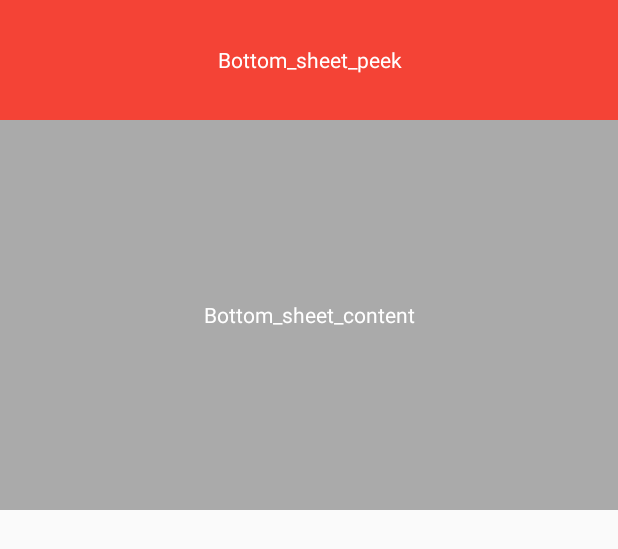
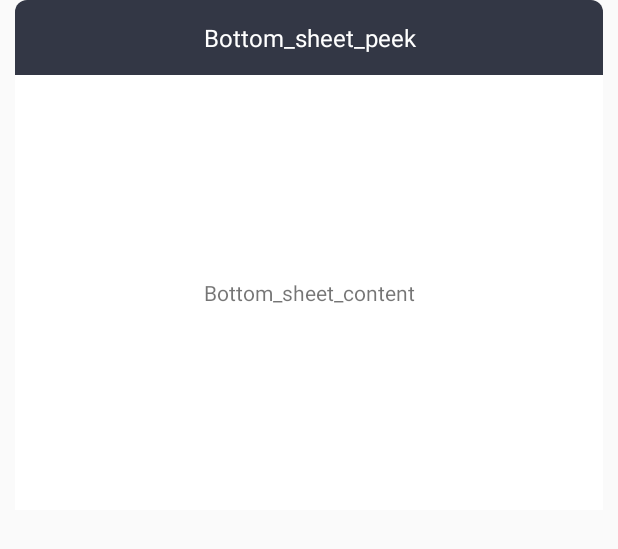
Before and after one commit to satesalovskiy/ImageRecognition, an Android app: the layout bottom_sheet.xml on its own in the app's theme, with its tools: preview values and no code run, on a phone screen of 412 x 824 dp. Shown: the top 549 px of the screen. Run offline under Robolectric (Android 15) with nearby library versions, the phone set to English and light mode, and no system bars.

Commit message:
New design for Bottom Sheet!

```diff
--- /dev/null
+++ b/app/src/main/res/drawable/bottom_sheet_shape.xml
@@ -0,0 +1,7 @@
+<?xml version="1.0" encoding="utf-8"?>
+
+<shape xmlns:android="http://schemas.android.com/apk/res/android" android:shape="rectangle">
+    <solid android:color="@color/colorBlackSplashScreen"/>
+    <corners android:topLeftRadius="8dp"
+        android:topRightRadius="8dp"/>
+</shape>
--- /dev/null
+++ b/app/src/main/res/drawable/list_bottom_sheet_shape.xml
@@ -0,0 +1,7 @@
+<?xml version="1.0" encoding="utf-8"?>
+
+<shape xmlns:android="http://schemas.android.com/apk/res/android" android:shape="rectangle">
+    <solid android:color="@color/colorWhite"/>
+    <corners android:topLeftRadius="8dp"
+        android:topRightRadius="8dp"/>
+</shape>
--- a/app/src/main/res/layout/bottom_sheet.xml
+++ b/app/src/main/res/layout/bottom_sheet.xml
@@ -3,28 +3,30 @@
     android:id="@+id/bottom_sheet"
     android:layout_width="match_parent"
     android:layout_height="340dp"
-    android:background="@android:color/darker_gray"
+    android:background="@drawable/list_bottom_sheet_shape"
     android:orientation="vertical"
     app:behavior_hideable="true"
-    app:behavior_peekHeight="80dp"
+    app:behavior_peekHeight="50dp"
     app:layout_behavior="com.google.android.material.bottomsheet.BottomSheetBehavior"
+    android:layout_marginEnd="10dp"
+    android:layout_marginStart="10dp"
     >
 
     <TextView
         android:id="@+id/bottom_sheet_topic"
         android:layout_width="match_parent"
-        android:layout_height="80dp"
-        android:background="@color/colorAccent"
+        android:layout_height="50dp"
+       android:background="@drawable/bottom_sheet_shape"
         android:gravity="center"
         android:text="Bottom_sheet_peek"
-        android:textColor="@android:color/white" />
+        android:textColor="@color/colorWhite"
+        android:textSize="16sp"/>
 
     <TextView
         android:id="@+id/bottom_sheet_description"
         android:layout_width="match_parent"
         android:layout_height="match_parent"
         android:gravity="center"
-        android:text="Bottom_sheet_content"
-        android:textColor="@android:color/white" />
+        android:text="Bottom_sheet_content" />
 
 </LinearLayout>
```
Also changed, not shown: app/src/main/java/com/tsa/imagerecognition/MainActivity.kt (+40 -46 lines).
